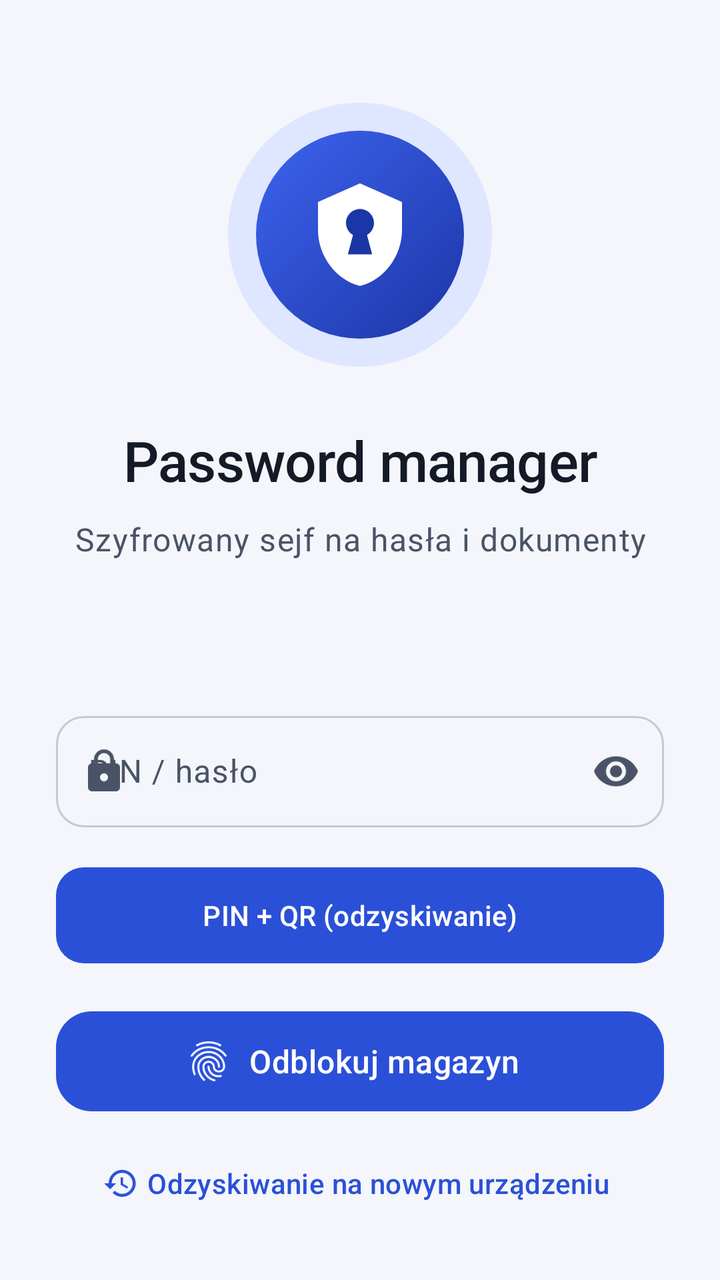
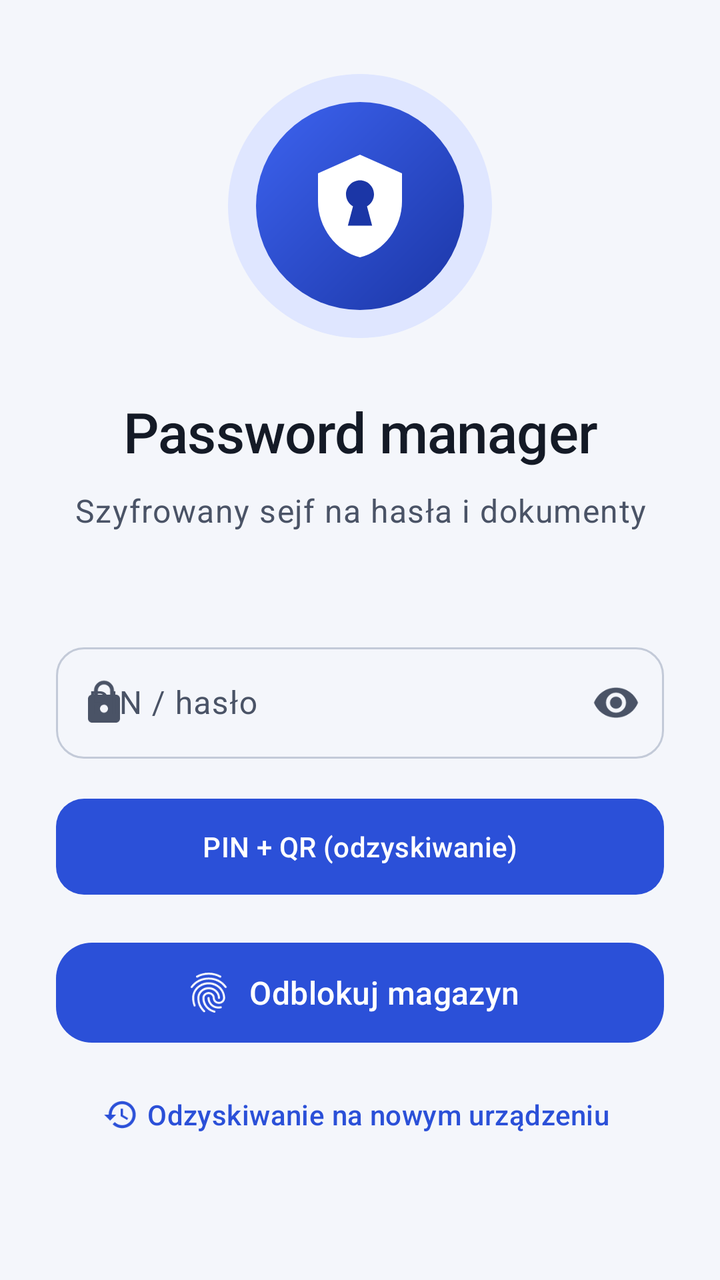

Screens rendered from an Android XML layout before and after an edit, with the pre-edit source and the edit as a unified diff.
<!-- AndroidManifest.xml: application theme Theme.SecurePasswordManager -->
<!-- res/layout/screen_unlock.xml -->
<?xml version="1.0" encoding="utf-8"?>
<FrameLayout xmlns:android="http://schemas.android.com/apk/res/android"
    xmlns:app="http://schemas.android.com/apk/res-auto"
    android:layout_width="match_parent"
    android:layout_height="match_parent"
    android:background="?android:attr/colorBackground">

    <ScrollView
        android:layout_width="match_parent"
        android:layout_height="match_parent"
        android:clipToPadding="false"
        android:fillViewport="true">

        <LinearLayout
            android:layout_width="match_parent"
            android:layout_height="match_parent"
            android:orientation="vertical"
            android:gravity="center_horizontal"
            android:paddingHorizontal="28dp"
            android:paddingTop="32dp"
            android:paddingBottom="24dp">

            <Space
                android:layout_width="match_parent"
                android:layout_height="0dp"
                android:layout_weight="1" />

            <FrameLayout
                android:layout_width="132dp"
                android:layout_height="132dp"
                android:background="@drawable/bg_hero_logo">

                <ImageView
                    android:layout_width="56dp"
                    android:layout_height="56dp"
                    android:layout_gravity="center"
                    android:src="@drawable/ic_logo_white"
                    android:contentDescription="@string/cd_logo" />
            </FrameLayout>

            <TextView
                android:layout_width="wrap_content"
                android:layout_height="wrap_content"
                android:layout_marginTop="28dp"
                android:gravity="center"
                android:text="@string/app_name"
                android:textAppearance="?attr/textAppearanceHeadlineMedium"
                android:textColor="?attr/colorOnBackground" />

            <TextView
                android:layout_width="wrap_content"
                android:layout_height="wrap_content"
                android:layout_marginTop="10dp"
                android:gravity="center"
                android:text="@string/app_tagline"
                android:textAppearance="?attr/textAppearanceBodyLarge"
                android:textColor="?attr/colorOnSurfaceVariant" />

            <TextView
                android:layout_width="wrap_content"
                android:layout_height="wrap_content"
                android:layout_marginTop="2dp"
                android:gravity="center"
                android:text="@string/unlock_subtitle"
                android:textAppearance="?attr/textAppearanceBodyMedium"
                android:textColor="?attr/colorOnSurfaceVariant" />

            <Space
                android:layout_width="match_parent"
                android:layout_height="0dp"
                android:layout_weight="1.4" />

            <com.google.android.material.textfield.TextInputLayout
                android:id="@+id/tilPin"
                android:layout_width="match_parent"
                android:layout_height="wrap_content"
                android:layout_marginTop="24dp"
                android:hint="@string/hint_pin"
                app:startIconDrawable="@drawable/ic_lock"
                app:endIconMode="password_toggle">

                <com.google.android.material.textfield.TextInputEditText
                    android:id="@+id/editPin"
                    android:layout_width="match_parent"
                    android:layout_height="wrap_content"
                    android:inputType="textPassword"
                    android:imeOptions="actionDone"
                    android:maxLength="24" />
            </com.google.android.material.textfield.TextInputLayout>

            <com.google.android.material.button.MaterialButton
                android:id="@+id/btnUnlock"
                android:layout_width="match_parent"
                android:layout_height="56dp"
                android:layout_marginTop="16dp"
                android:text="@string/action_unlock" />

            <com.google.android.material.button.MaterialButton
                android:id="@+id/btnBiometric"
                style="@style/Widget.Spm.Button.Icon"
                android:layout_width="match_parent"
                android:layout_height="58dp"
                android:layout_marginTop="16dp"
                android:text="@string/action_biometric"
                android:textSize="16sp"
                app:icon="@drawable/ic_fingerprint"
                app:iconSize="24dp"
                app:cornerRadius="18dp" />

            <com.google.android.material.button.MaterialButton
                android:id="@+id/btnRecovery"
                style="@style/Widget.Spm.Button.Text"
                android:layout_width="wrap_content"
                android:layout_height="wrap_content"
                android:layout_marginTop="8dp"
                android:text="@string/action_recovery"
                app:icon="@drawable/ic_restore" />
        </LinearLayout>
    </ScrollView>
</FrameLayout>
<!-- resources referenced by this layout -->
<resources>
  <string name="action_biometric">Odblokuj magazyn</string>
  <string name="action_recovery">Odzyskiwanie na nowym urządzeniu</string>
  <string name="action_unlock">PIN + QR (odzyskiwanie)</string>
  <string name="app_name">Password manager</string>
  <string name="app_tagline">Szyfrowany sejf na hasła i dokumenty</string>
  <string name="cd_logo">Logo aplikacji</string>
  <string name="hint_pin">PIN / hasło</string>
  <string name="unlock_subtitle"> </string>
  <style name="Widget.Spm.Button.Text" parent="Widget.Material3.Button.TextButton.Icon">
          <item name="cornerRadius">14dp</item>
          <item name="iconGravity">textStart</item>
      </style>
  <style name="Theme.SecurePasswordManager" parent="Base.Theme.SecurePasswordManager" />
  <color name="spm_hero_end">#1B36A6</color>
  <color name="spm_hero_start">#3D63F0</color>
  <color name="md_primary">#2B50D8</color>
  <color name="md_on_primary">#FFFFFF</color>
  <color name="md_primary_container">#DFE6FF</color>
  <color name="md_on_primary_container">#001652</color>
  <color name="md_secondary">#525E7A</color>
  <color name="md_on_secondary">#FFFFFF</color>
  <color name="md_secondary_container">#E3E8F6</color>
  <color name="md_on_secondary_container">#0F1B33</color>
  <color name="md_tertiary">#00796B</color>
  <color name="md_on_tertiary">#FFFFFF</color>
  <color name="md_tertiary_container">#B5F2E6</color>
  <color name="md_on_tertiary_container">#00201B</color>
  <color name="md_error">#C62828</color>
  <color name="md_on_error">#FFFFFF</color>
  <color name="md_error_container">#FDE3E1</color>
  <color name="md_on_error_container">#410002</color>
  <color name="md_background">#F4F6FB</color>
  <color name="md_on_background">#141A26</color>
  <color name="md_surface">#F4F6FB</color>
  <color name="md_on_surface">#141A26</color>
  <color name="md_surface_variant">#E1E6F0</color>
  <color name="md_on_surface_variant">#4A5366</color>
  <color name="md_surface_container_lowest">#FFFFFF</color>
  <color name="md_surface_container_low">#F9FAFD</color>
  <color name="md_surface_container">#EEF1F8</color>
  <color name="md_surface_container_high">#E8ECF5</color>
  <color name="md_surface_container_highest">#E2E7F1</color>
  <color name="md_outline">#7A8396</color>
  <color name="md_outline_variant">#D5DBE7</color>
  <style name="TextAppearance.Spm.LabelLarge" parent="TextAppearance.Material3.LabelLarge">
          <item name="android:letterSpacing">0.01</item>
      </style>
  <style name="ShapeAppearance.Spm.Small" parent="ShapeAppearance.Material3.Corner.Small">
          <item name="cornerSize">10dp</item>
      </style>
  <style name="ShapeAppearance.Spm.Medium" parent="ShapeAppearance.Material3.Corner.Medium">
          <item name="cornerSize">16dp</item>
      </style>
  <style name="ShapeAppearance.Spm.Large" parent="ShapeAppearance.Material3.Corner.Large">
          <item name="cornerSize">20dp</item>
      </style>
  <style name="Widget.Spm.Button" parent="Widget.Material3.Button">
          <item name="cornerRadius">14dp</item>
          <item name="android:minHeight">52dp</item>
      </style>
  <style name="Widget.Spm.ExtendedFab" parent="Widget.Material3.ExtendedFloatingActionButton.Icon.Primary">
          <item name="shapeAppearanceOverlay">@style/ShapeAppearance.Spm.Fab</item>
      </style>
  <color name="spm_card">#FFFFFF</color>
  <color name="spm_card_stroke">#E3E8F1</color>
  <style name="ShapeAppearance.Spm.Fab" parent="">
          <item name="cornerFamily">rounded</item>
          <item name="cornerSize">18dp</item>
      </style>
  <color name="spm_sheet">#F4F6FB</color>
  <style name="ShapeAppearance.Spm.Dialog" parent="">
          <item name="cornerFamily">rounded</item>
          <item name="cornerSize">28dp</item>
      </style>
  <color name="spm_dialog">#FFFFFF</color>
  <!-- unchanged entries left out for length: 19 -->
</resources>

<!-- the commit's change to res/layout/screen_unlock.xml (unified diff, before → after) -->
@@ -115,6 +115,15 @@
                 android:layout_marginTop="8dp"
                 android:text="@string/action_recovery"
                 app:icon="@drawable/ic_restore" />
+
+            <TextView
+                android:id="@+id/versionInfo"
+                android:layout_width="wrap_content"
+                android:layout_height="wrap_content"
+                android:layout_marginTop="18dp"
+                android:gravity="center"
+                android:textAppearance="?attr/textAppearanceBodySmall"
+                android:textColor="?attr/colorOnSurfaceVariant" />
         </LinearLayout>
     </ScrollView>
 </FrameLayout>
